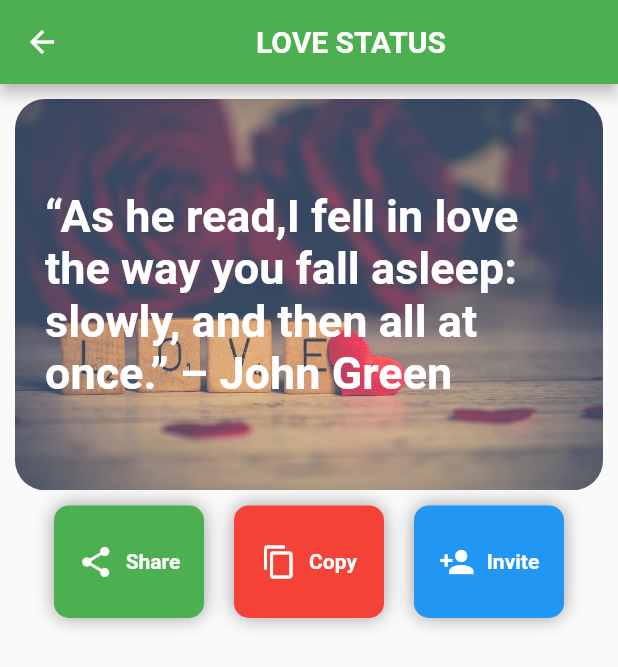
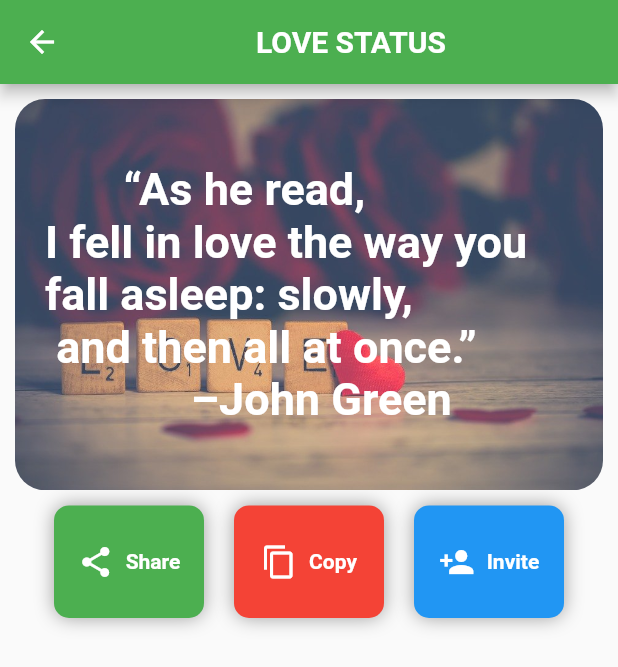
Before and after one commit to profullow07/Status_app_ui, a Flutter app: the screen it shows after launch, after a tap on "LOVE STATUS", on a phone screen of 412 x 824 dp. Shown: the top 667 px of the screen. Run offline on Flutter 3.47's test engine with Material 2 defaults, Android fonts, the phone set to English and light mode, and no system bars.

Commit message:
device pervidew

```diff
--- a/all_status/lib/main.dart
+++ b/all_status/lib/main.dart
@@ -5,5 +5,6 @@ import 'package:flutter/material.dart';
 void main() {
   runApp(MaterialApp(
     home: Homescreen(),
-  ));
+  )
+  );
 }
--- a/all_status/lib/page/Love_Screen.dart
+++ b/all_status/lib/page/Love_Screen.dart
@@ -46,7 +46,7 @@ class Love_screen extends StatelessWidget {
                             padding: const EdgeInsets.fromLTRB(
                                 20.0, 10.0, 5.0, 10.0),
                             child: SelectableText(
-                              "“As he read,I fell in love the way you fall asleep: slowly, and then all at once.” – John Green",
+                              "       “As he read,\nI fell in love the way you fall asleep: slowly,\n and then all at once.”\n             –John Green",
                               style: TextStyle(
                                   fontSize: 30.0,
                                   color: Colors.white,
```
